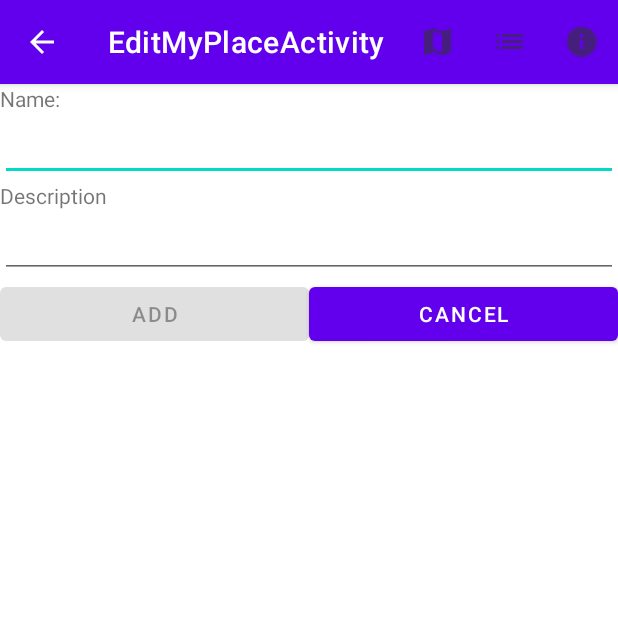
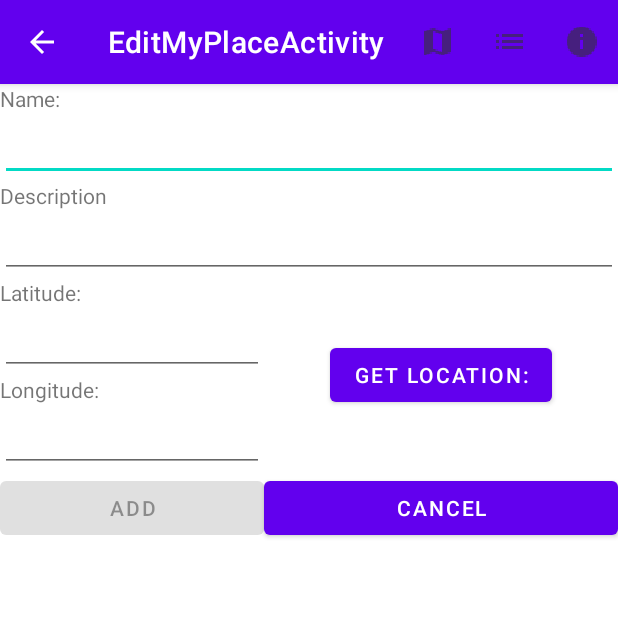
Before and after one commit to MarkoElfak/Android_MyPlaces, an Android app: the EditMyPlaceActivity screen opened directly, with no data from a screen before it, on a phone screen of 412 x 824 dp, the top half of it. Run offline under Robolectric (Android 15) with nearby library versions, the phone set to English and light mode, and no system bars.

Commit message:
Lab4 commit, markers

```diff
--- a/app/build.gradle
+++ b/app/build.gradle
@@ -35,6 +35,8 @@ dependencies {
     implementation 'androidx.constraintlayout:constraintlayout:2.0.4'
     implementation 'androidx.navigation:navigation-fragment:2.2.2'
     implementation 'androidx.navigation:navigation-ui:2.2.2'
+    implementation 'com.google.android.gms:play-services-location:18.0.0'
+    implementation 'com.google.android.gms:play-services-maps:17.0.1'
     testImplementation 'junit:junit:4.+'
     androidTestImplementation 'androidx.test.ext:junit:1.1.2'
     androidTestImplementation 'androidx.test.espresso:espresso-core:3.3.0'
--- a/app/src/main/java/rs/elfak/mosis/markoilic/myplaces/ViewMyPlaceActivity.java
+++ b/app/src/main/java/rs/elfak/mosis/markoilic/myplaces/ViewMyPlaceActivity.java
@@ -43,6 +43,12 @@ public class ViewMyPlaceActivity extends AppCompatActivity {
             twName.setText(place.getName());
             TextView twDesc = (TextView) findViewById(R.id.viewmyplace_desc_text);
             twDesc.setText(place.getDesc());
+
+            // Lab4 domaci
+            TextView twLon = (TextView) findViewById(R.id.viewmyplace_lon_text);
+            twLon.setText(place.getLongitude());
+            TextView twLat = (TextView) findViewById(R.id.viewmyplace_lat_text);
+            twLat.setText(place.getLatitude());
         }
         final Button finishedButton = (Button)findViewById(R.id.viewmyplace_finished_button);
         finishedButton.setOnClickListener(new View.OnClickListener() {
--- a/app/src/main/res/layout/content_edit_my_place.xml
+++ b/app/src/main/res/layout/content_edit_my_place.xml
@@ -6,6 +6,8 @@
     app:layout_behavior="@string/appbar_scrolling_view_behavior"
 
     android:orientation="vertical">
+
+
     <TextView
         android:layout_width="match_parent"
         android:layout_height="wrap_content"
@@ -26,14 +28,55 @@
         android:layout_width="match_parent"
         android:layout_height="wrap_content">
 
-        <Button
-            android:id="@+id/editmyplace_finished_button"
-            android:layout_weight="1"/>
-        <Button
-            android:id="@+id/editmtplace_cancel_button"
-            android:layout_weight="1"
-            android:text="@string/editmyplace_cancel_label"/>
-
     </TableRow>
 
+    <TableLayout
+        android:layout_width="wrap_content"
+        android:layout_height="wrap_content"
+        android:layout_gravity="center"
+        android:stretchColumns="*">
+        <TableRow
+            android:layout_width="match_parent"
+            android:layout_height="wrap_content">
+            <LinearLayout
+                android:layout_width="match_parent"
+                android:layout_height="wrap_content"
+                android:orientation="vertical">
+                <TextView
+                    android:layout_width="match_parent"
+                    android:layout_height="wrap_content"
+                    android:text="@string/editmyplace_lat_label"/>
+                <EditText
+                    android:id="@+id/editmyplace_lat_edit"
+                    android:layout_width="match_parent"
+                    android:layout_height="wrap_content" />
+                <TextView
+                    android:layout_width="match_parent"
+                    android:layout_height="wrap_content"
+                    android:text="@string/editmyplace_lon_label"/>
+                <EditText
+                    android:id="@+id/editmyplace_lon_edit"
+                    android:layout_width="match_parent"
+                    android:layout_height="wrap_content"/>
+            </LinearLayout>
+            <Button
+                android:id="@+id/editmyplace_location_button"
+                android:layout_width="match_parent"
+                android:layout_height="wrap_content"
+                android:layout_gravity="center"
+                android:text="@string/editmyplace_location_label"/>
+        </TableRow>
+        <TableRow
+            android:layout_width="match_parent"
+            android:layout_height="wrap_content">
+            <Button
+                android:id="@+id/editmyplace_finished_button"
+                android:layout_weight="1"/>
+            <Button
+                android:id="@+id/editmyplace_cancel_button"
+                android:layout_weight="1"
+                android:text="Cancel"/>
+        </TableRow>
+    </TableLayout>
+
 </LinearLayout>
--- a/app/src/main/res/values/strings.xml
+++ b/app/src/main/res/values/strings.xml
@@ -28,4 +28,10 @@
     <string name="editmyplace_cancel_label">Cancel</string>
     <string name="title_activity_view_my_place">ViewMyPlaceActivity</string>
     <string name="viewmyplace_finished_button">OK</string>
+    <string name="title_activity_my_places_maps">Map</string>
+
+    <!-- Strings used in Mosis Lab 4.1-->
+    <string name="editmyplace_lat_label">Latitude:</string>
+    <string name="editmyplace_lon_label">Longitude:</string>
+    <string name="editmyplace_location_label">Get Location:</string>
 </resources>
```
Also changed, not shown: app/src/main/AndroidManifest.xml (+26 -1 lines), app/src/main/java/rs/elfak/mosis/markoilic/myplaces/EditMyPlaceActivity.java (+43 -9 lines), app/src/main/java/rs/elfak/mosis/markoilic/myplaces/MainActivity.java (+6 -1 lines), app/src/main/java/rs/elfak/mosis/markoilic/myplaces/MyPlace.java (+29 -0 lines), app/src/main/java/rs/elfak/mosis/markoilic/myplaces/MyPlacesList.java (+19 -2 lines), app/src/main/res/layout/content_view_my_place.xml (+20 -0 lines).
